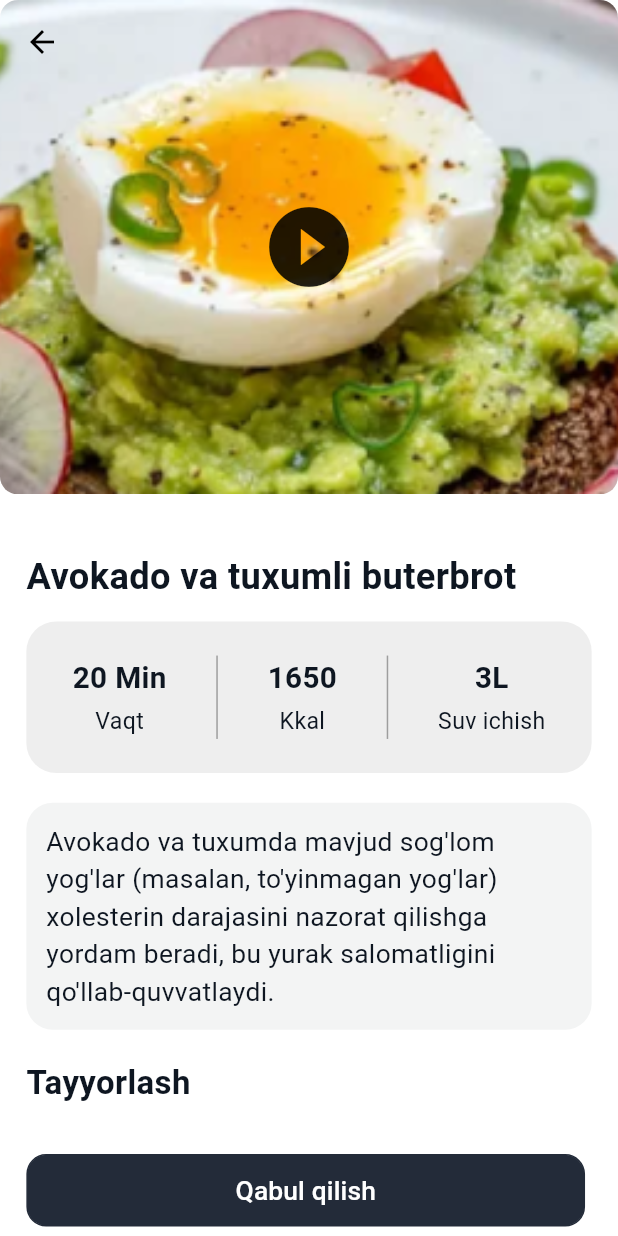
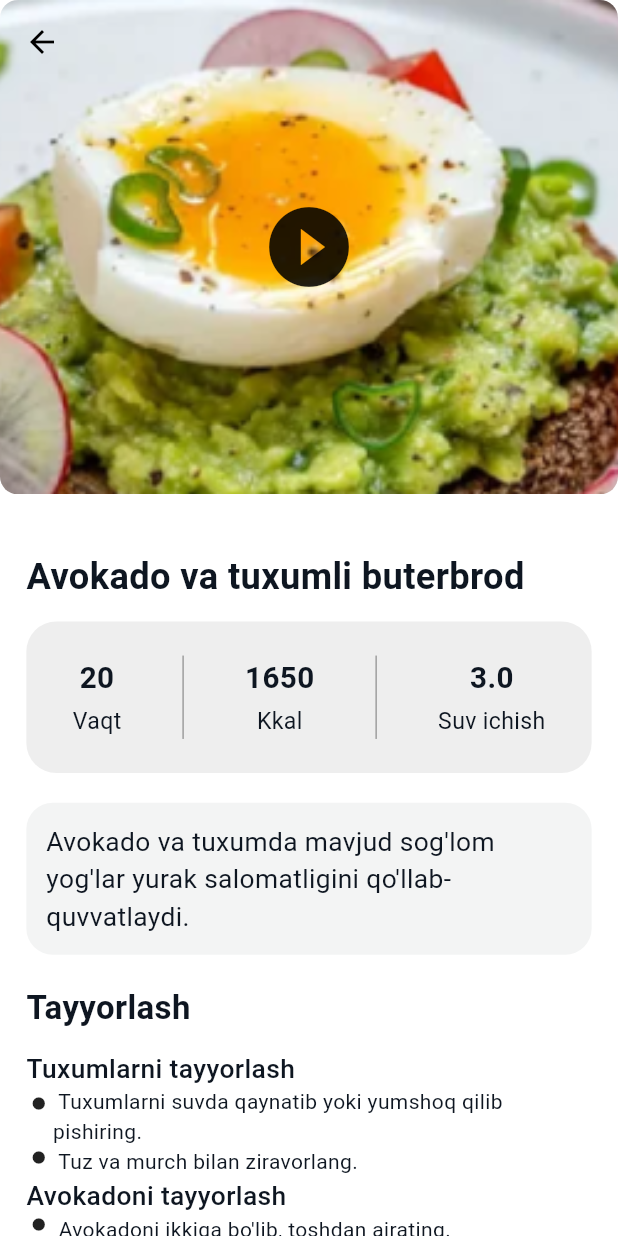
Before and after one commit to muhammadxoja-sayfidinov/kenja_app, a Flutter app: the RecipeDetailScreen screen opened directly, on a phone screen of 412 x 824 dp. Run offline on Flutter 3.47's test engine with Material 3 defaults, Android fonts, the phone set to English and light mode, and no system bars; our stand-ins replace adaptive_theme, flutter_riverpod, flutter_screenutil, flutter_svg, smooth_page_indicator, table_calendar; missing offline and left inert: d_chart.

Commit message:
Merge remote-tracking branch 'origin/master'

```diff
--- a/lib/presentation/screens/food/meal_detail_screen.dart
+++ b/lib/presentation/screens/food/meal_detail_screen.dart
@@ -4,6 +4,7 @@ import 'package:flutter_screenutil/flutter_screenutil.dart';
 import 'package:kenja_app/core/constants/styles.dart';
 
 import '../../../core/constants/colors.dart';
+import '../../../data/providers/recipe_Provider.dart';
 import '../../widgets/next_bottom.dart';
 import '../../widgets/next_bottom_white.dart';
 import 'meal_success_screen.dart';
@@ -11,8 +12,10 @@ import 'meal_success_screen.dart';
 class RecipeDetailScreen extends ConsumerWidget {
   const RecipeDetailScreen({super.key});
 
+  @override
   Widget build(BuildContext context, WidgetRef ref) {
     bool isDark = Theme.of(context).brightness == Brightness.dark;
+    final meal = ref.watch(recipeProvider);
 
     return Scaffold(
       body: CustomScrollView(slivers: [
@@ -43,6 +46,7 @@ class RecipeDetailScreen extends ConsumerWidget {
           delegate: SliverChildBuilderDelegate(
             childCount: 1,
             (BuildContext context, int index) {
+              print(meal[index].description);
               return Padding(
                 padding: EdgeInsets.all(16.0.w),
                 child: Column(
@@ -50,7 +54,7 @@ class RecipeDetailScreen extends ConsumerWidget {
                   children: [
                     SizedBox(height: 16.h),
                     Text(
-                      "Avokado va tuxumli buterbrot",
+                      meal[index].name,
                       style: TextStyle(
                         fontSize: 22.sp,
                         fontWeight: FontWeight.bold,
@@ -68,19 +72,25 @@ class RecipeDetailScreen extends ConsumerWidget {
                       child: Row(
                         mainAxisAlignment: MainAxisAlignment.spaceBetween,
                         children: [
-                          const InfoCard(label: "20 Min", value: "Vaqt"),
+                          InfoCard(
+                              label: meal[index].preparationTime.toString(),
+                              value: "Vaqt"),
                           Container(
                             color: Colors.grey,
                             width: 1,
                             height: 45.h,
                           ),
-                          const InfoCard(label: "1650", value: "Kkal"),
+                          InfoCard(
+                              label: meal[index].calories.toString(),
+                              value: "Kkal"),
                           Container(
                             color: Colors.grey,
                             width: 1,
                             height: 45.h,
                           ),
-                          const InfoCard(label: "3L", value: "Suv ichish"),
+                          InfoCard(
+                              label: meal[index].waterConsumption.toString(),
+                              value: "Suv ichish"),
                         ],
                       ),
                     ),
@@ -91,7 +101,7 @@ class RecipeDetailScreen extends ConsumerWidget {
                           borderRadius: BorderRadius.circular(16.r),
                           color: isDark ? backgroundDarker : darker),
                       child: Text(
-                        "Avokado va tuxumda mavjud sog'lom yog'lar (masalan, to'yinmagan yog'lar) xolesterin darajasini nazorat qilishga yordam beradi, bu yurak salomatligini qo'llab-quvvatlaydi.",
+                        meal[index].description,
                         style:
                             CustomTextStyle.style400.copyWith(fontSize: 16.sp),
                       ),
@@ -99,6 +109,61 @@ class RecipeDetailScreen extends ConsumerWidget {
                     SizedBox(height: 16.h),
                     Text("Tayyorlash", style: CustomTextStyle.style600),
                     SizedBox(height: 10.h),
+                    SizedBox(
+                      height: 400.sp,
+                      width: 499,
+                      child: ListView.builder(
+                          itemCount: meal[index].steps.length,
+                          itemBuilder: (context, int i) {
+                            return Column(
+                              crossAxisAlignment: CrossAxisAlignment.start,
+                              children: [
+                                Text(
+                                  meal[index].steps[i].title,
+                                  style: CustomTextStyle.style500,
+                                ),
+                                Container(
+                                  width: 339.w,
+                                  margin: EdgeInsets.only(left: 3.w),
+                                  child: Column(
+                                    crossAxisAlignment:
+                                        CrossAxisAlignment.start,
+                                    mainAxisAlignment: MainAxisAlignment.end,
+                                    children: [
+                                      ...meal[index]
+                                          .steps[i]
+                                          .instructions
+                                          .map((instruction) {
+                                        return IntrinsicHeight(
+                                          child: Row(
+                                            crossAxisAlignment:
+                                                CrossAxisAlignment.start,
+                                            children: [
+                                              const Align(
+                                                alignment: Alignment(0, -0.6),
+                                                child: Icon(
+                                                  Icons.circle,
+                                                  size: 10,
+                                                ),
+                                              ),
+                                              4.horizontalSpace,
+                                              Expanded(
+                                                child: Text(
+                                                  " $instruction",
+                                                  softWrap: true,
+                                                ),
+                                              ),
+                                            ],
+                                          ),
+                                        ); // Har bir instruktsiyani chiqaramiz
+                                      }),
+                                    ],
+                                  ),
+                                )
+                              ],
+                            );
+                          }),
+                    ),
                     SizedBox(height: 16.h),
                     isDark
                         ? MyNextBottomWhite(
--- a/lib/presentation/screens/food/meal_success_screen.dart
+++ b/lib/presentation/screens/food/meal_success_screen.dart
@@ -1,12 +1,15 @@
 import 'package:flutter/material.dart';
 import 'package:flutter_screenutil/flutter_screenutil.dart';
 import 'package:kenja_app/presentation/widgets/next_bottom.dart';
+import 'package:kenja_app/presentation/widgets/next_bottom_white.dart';
 
 class MealSuccessScreen extends StatelessWidget {
   const MealSuccessScreen({super.key});
 
   @override
   Widget build(BuildContext context) {
+    bool isDark = Theme.of(context).brightness == Brightness.dark;
+
     return Scaffold(
       appBar: AppBar(
         automaticallyImplyLeading: false,
@@ -47,9 +50,10 @@ class MealSuccessScreen extends StatelessWidget {
               ],
             ),
             Padding(
-              padding: const EdgeInsets.only(bottom: 8.0),
-              child: MyNextBottom(onTap: () {}, text: 'Asosiyga qaytish'),
-            ),
+                padding: EdgeInsets.only(bottom: 24.0.h),
+                child: isDark
+                    ? MyNextBottomWhite(onTap: () {}, text: 'Asosiyga qaytish')
+                    : MyNextBottom(onTap: () {}, text: 'Asosiyga qaytish')),
           ],
         ),
       ),
```
